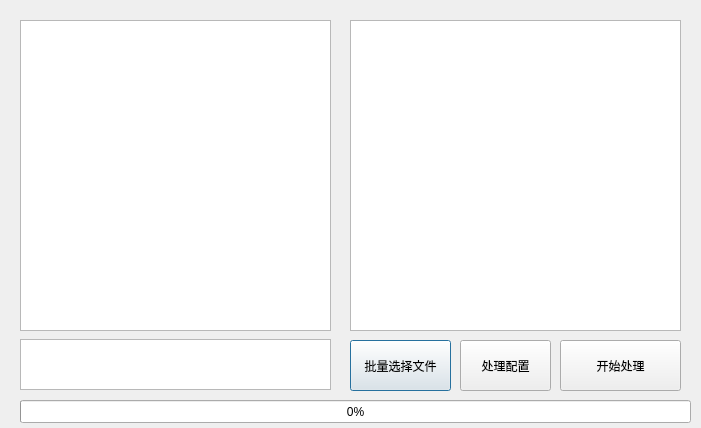
Qt form data_process.ui (lnwin/CH4_collecter) before a commit.
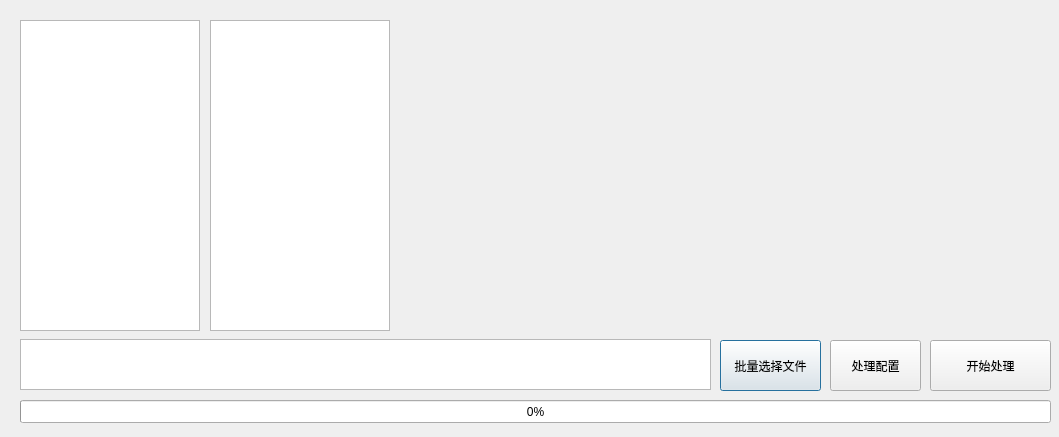
The same form after that commit. Icons and pictures are not drawn. Custom widgets are drawn as their Qt base class.

```diff
--- a/data_process.ui
+++ b/data_process.ui
@@ -6,8 +6,8 @@
    <rect>
     <x>0</x>
     <y>0</y>
-    <width>701</width>
-    <height>428</height>
+    <width>1059</width>
+    <height>437</height>
    </rect>
   </property>
   <property name="windowTitle">
@@ -20,7 +20,7 @@
   <widget class="QPushButton" name="select_files">
    <property name="geometry">
     <rect>
-     <x>350</x>
+     <x>720</x>
      <y>340</y>
      <width>101</width>
      <height>51</height>
@@ -33,7 +33,7 @@
   <widget class="QPushButton" name="start_process">
    <property name="geometry">
     <rect>
-     <x>560</x>
+     <x>930</x>
      <y>340</y>
      <width>121</width>
      <height>51</height>
@@ -48,7 +48,7 @@
     <rect>
      <x>20</x>
      <y>400</y>
-     <width>671</width>
+     <width>1031</width>
      <height>23</height>
     </rect>
    </property>
@@ -61,7 +61,7 @@
     <rect>
      <x>20</x>
      <y>20</y>
-     <width>311</width>
+     <width>180</width>
      <height>311</height>
     </rect>
    </property>
@@ -69,9 +69,9 @@
   <widget class="QTableView" name="tableView_2">
    <property name="geometry">
     <rect>
-     <x>350</x>
+     <x>210</x>
      <y>20</y>
-     <width>331</width>
+     <width>180</width>
      <height>311</height>
     </rect>
    </property>
@@ -79,7 +79,7 @@
   <widget class="QPushButton" name="select_algorithm">
    <property name="geometry">
     <rect>
-     <x>460</x>
+     <x>830</x>
      <y>340</y>
      <width>91</width>
      <height>51</height>
@@ -94,12 +94,30 @@
     <rect>
      <x>20</x>
      <y>339</y>
-     <width>311</width>
+     <width>691</width>
      <height>51</height>
     </rect>
    </property>
   </widget>
+  <widget class="QCustomPlot" name="p_chart" native="true">
+   <property name="geometry">
+    <rect>
+     <x>400</x>
+     <y>20</y>
+     <width>651</width>
+     <height>311</height>
+    </rect>
+   </property>
+  </widget>
  </widget>
+ <customwidgets>
+  <customwidget>
+   <class>QCustomPlot</class>
+   <extends>QWidget</extends>
+   <header location="global">qcustomplot.h</header>
+   <container>1</container>
+  </customwidget>
+ </customwidgets>
  <resources>
   <include location="image.qrc"/>
  </resources>
```
